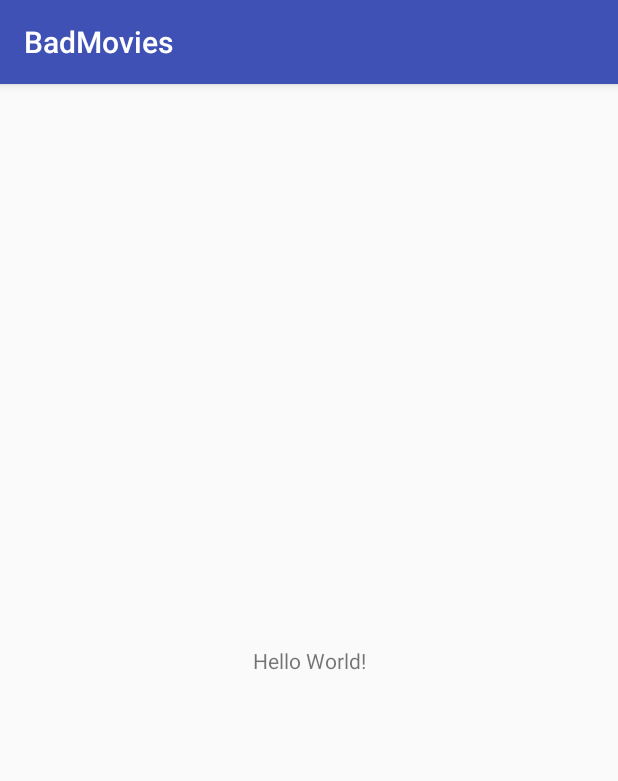
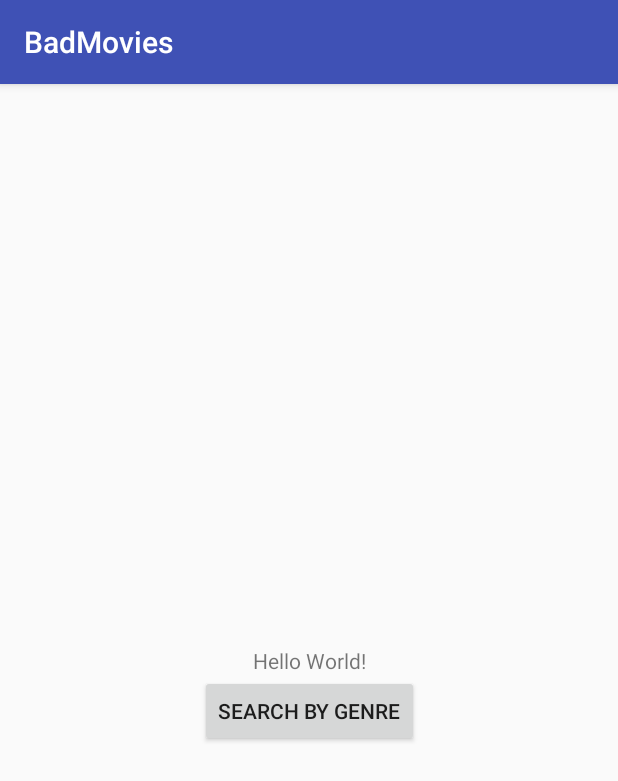
Before and after one commit to Epicodus-SZ/bad-movies, an Android app: the screen it shows after launch (MainActivity), on a phone screen of 412 x 824 dp. Shown: the top 781 px of the screen. Run offline under Robolectric (Android 15) with nearby library versions, the phone set to English and light mode, and no system bars; our stand-ins replace ButterKnife.

Commit message:
Add the Genre list

```diff
--- a/app/src/main/AndroidManifest.xml
+++ b/app/src/main/AndroidManifest.xml
@@ -1,6 +1,8 @@
 <?xml version="1.0" encoding="utf-8"?>
 <manifest xmlns:android="http://schemas.android.com/apk/res/android"
     package="com.zaske.badmovies">
+
+    <uses-permission android:name="android.permission.INTERNET" />
 
     <application
         android:allowBackup="true"
@@ -9,13 +11,14 @@
         android:roundIcon="@mipmap/ic_launcher_round"
         android:supportsRtl="true"
         android:theme="@style/AppTheme">
-        <activity android:name=".MainActivity">
+        <activity android:name=".ui.MainActivity">
             <intent-filter>
                 <action android:name="android.intent.action.MAIN" />
 
                 <category android:name="android.intent.category.LAUNCHER" />
             </intent-filter>
         </activity>
+        <activity android:name=".ui.ListGenres"></activity>
     </application>
 
 </manifest>
--- /dev/null
+++ b/app/src/main/java/com/zaske/badmovies/ui/MainActivity.java
@@ -0,0 +1,32 @@
+package com.zaske.badmovies.ui;
+
+import android.content.Intent;
+import android.support.v7.app.AppCompatActivity;
+import android.os.Bundle;
+import android.widget.Button;
+
+import com.zaske.badmovies.R;
+
+import butterknife.BindView;
+import butterknife.ButterKnife;
+import butterknife.OnClick;
+
+public class MainActivity extends AppCompatActivity {
+    public static final String TAG = MainActivity.class.getSimpleName();
+    @BindView(R.id.searchByGenreButton) Button msearchByGenreButton;
+
+
+    @OnClick(R.id.searchByGenreButton) void onButtonPress() {
+        Intent showListOfGenres = new Intent(MainActivity.this, ListGenres.class);
+        startActivity(showListOfGenres);
+    }
+
+    @Override
+    protected void onCreate(Bundle savedInstanceState) {
+        super.onCreate(savedInstanceState);
+        setContentView(R.layout.activity_main);
+
+        // Binding to our layout objects
+        ButterKnife.bind(this);
+    }
+}
--- a/app/src/main/res/layout/activity_main.xml
+++ b/app/src/main/res/layout/activity_main.xml
@@ -4,7 +4,7 @@
     xmlns:tools="http://schemas.android.com/tools"
     android:layout_width="match_parent"
     android:layout_height="match_parent"
-    tools:context="com.zaske.badmovies.MainActivity">
+    tools:context="com.zaske.badmovies.ui.MainActivity">
 
     <TextView
         android:layout_width="wrap_content"
@@ -13,6 +13,19 @@
         app:layout_constraintBottom_toBottomOf="parent"
         app:layout_constraintLeft_toLeftOf="parent"
         app:layout_constraintRight_toRightOf="parent"
-        app:layout_constraintTop_toTopOf="parent" />
+        app:layout_constraintTop_toTopOf="parent"
+        android:id="@+id/textView" />
+
+    <Button
+        android:id="@+id/searchByGenreButton"
+        android:layout_width="wrap_content"
+        android:layout_height="wrap_content"
+        android:layout_marginLeft="0dp"
+        android:layout_marginRight="0dp"
+        android:layout_marginTop="0dp"
+        android:text="@string/search_by_genre_buttonTitle"
+        app:layout_constraintLeft_toLeftOf="@+id/textView"
+        app:layout_constraintRight_toRightOf="@+id/textView"
+        app:layout_constraintTop_toBottomOf="@+id/textView" />
 
 </android.support.constraint.ConstraintLayout>
--- a/app/src/main/res/values/strings.xml
+++ b/app/src/main/res/values/strings.xml
@@ -1,3 +1,4 @@
 <resources>
     <string name="app_name">BadMovies</string>
+    <string name="search_by_genre_buttonTitle">Search by Genre</string>
 </resources>
```
Also changed, not shown: app/build.gradle (+6 -1 lines), app/src/main/java/com/zaske/badmovies/Constants.java (added, +11 -0 lines), app/src/main/java/com/zaske/badmovies/services/TheMovieDBService.java (added, +33 -0 lines), app/src/main/java/com/zaske/badmovies/ui/ListGenres.java (renamed from app/src/main/java/com/zaske/badmovies/MainActivity.java, +5 -3 lines), app/src/main/res/layout/activity_list_genres.xml (added, +9 -0 lines), gradle.properties (deleted, +0 -17 lines), 2 other files.
